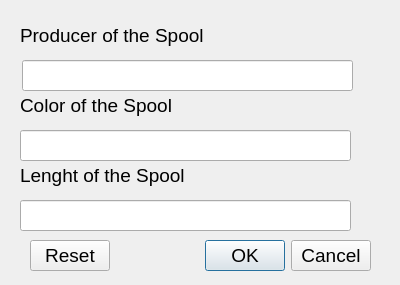
First picture: the form in src/filamux_ui/dialogs/dialog_addSpool.ui, repository Dalachowsky/filamux-ui, before the edit.
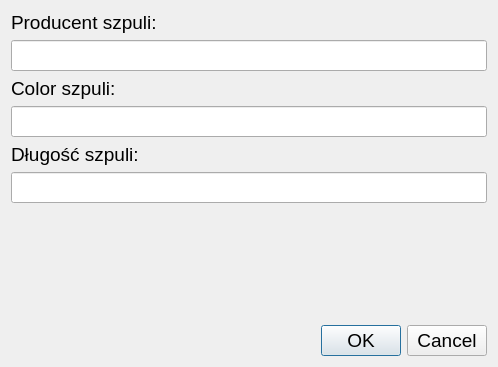
Second picture: the form after the edit.

Commit message: Dodanie reset i braku mozliwosci wpisania str na lenght

What changed in the file:
```diff
--- a/src/filamux_ui/dialogs/dialog_addSpool.ui
+++ b/src/filamux_ui/dialogs/dialog_addSpool.ui
@@ -6,8 +6,8 @@
    <rect>
     <x>0</x>
     <y>0</y>
-    <width>400</width>
-    <height>285</height>
+    <width>498</width>
+    <height>367</height>
    </rect>
   </property>
   <property name="font">
@@ -18,94 +18,115 @@
   <property name="windowTitle">
    <string>Dialog</string>
   </property>
-  <widget class="QDialogButtonBox" name="buttonBox">
-   <property name="geometry">
-    <rect>
-     <x>30</x>
-     <y>240</y>
-     <width>341</width>
-     <height>32</height>
-    </rect>
-   </property>
-   <property name="orientation">
-    <enum>Qt::Horizontal</enum>
-   </property>
-   <property name="standardButtons">
-    <set>QDialogButtonBox::Cancel|QDialogButtonBox::Ok|QDialogButtonBox::Reset</set>
-   </property>
-   <property name="centerButtons">
-    <bool>false</bool>
-   </property>
-  </widget>
-  <widget class="QLabel" name="label2">
-   <property name="geometry">
-    <rect>
-     <x>20</x>
-     <y>90</y>
-     <width>271</width>
-     <height>31</height>
-    </rect>
-   </property>
-   <property name="text">
-    <string>Color of the Spool</string>
-   </property>
-  </widget>
-  <widget class="QLabel" name="label3">
-   <property name="geometry">
-    <rect>
-     <x>20</x>
-     <y>160</y>
-     <width>321</width>
-     <height>31</height>
-    </rect>
-   </property>
-   <property name="text">
-    <string>Lenght of the Spool</string>
-   </property>
-  </widget>
-  <widget class="QLabel" name="label1">
-   <property name="geometry">
-    <rect>
-     <x>20</x>
-     <y>20</y>
-     <width>261</width>
-     <height>31</height>
-    </rect>
-   </property>
-   <property name="text">
-    <string>Producer of the Spool</string>
-   </property>
-  </widget>
-  <widget class="QLineEdit" name="producerOfSpool">
-   <property name="geometry">
-    <rect>
-     <x>22</x>
-     <y>60</y>
-     <width>331</width>
-     <height>31</height>
-    </rect>
-   </property>
-  </widget>
-  <widget class="QLineEdit" name="colorOfSpool">
-   <property name="geometry">
-    <rect>
-     <x>20</x>
-     <y>130</y>
-     <width>331</width>
-     <height>31</height>
-    </rect>
-   </property>
-  </widget>
-  <widget class="QLineEdit" name="lenghtOfSpool">
-   <property name="geometry">
-    <rect>
-     <x>20</x>
-     <y>200</y>
-     <width>331</width>
-     <height>31</height>
-    </rect>
-   </property>
-  </widget>
+  <layout class="QVBoxLayout" name="verticalLayout">
+   <item>
+    <layout class="QHBoxLayout" name="horizontalLayout">
+     <item>
+      <widget class="QLabel" name="label1">
+       <property name="text">
+        <string>Producent szpuli:</string>
+       </property>
+      </widget>
+     </item>
+     <item>
+      <spacer name="horizontalSpacer">
+       <property name="orientation">
+        <enum>Qt::Horizontal</enum>
+       </property>
+       <property name="sizeHint" stdset="0">
+        <size>
+         <width>40</width>
+         <height>20</height>
+        </size>
+       </property>
+      </spacer>
+     </item>
+    </layout>
+   </item>
+   <item>
+    <widget class="QLineEdit" name="producerOfSpool"/>
+   </item>
+   <item>
+    <layout class="QHBoxLayout" name="horizontalLayout_3">
+     <item>
+      <widget class="QLabel" name="label2">
+       <property name="text">
+        <string>Color szpuli:</string>
+       </property>
+      </widget>
+     </item>
+     <item>
+      <spacer name="horizontalSpacer_2">
+       <property name="orientation">
+        <enum>Qt::Horizontal</enum>
+       </property>
+       <property name="sizeHint" stdset="0">
+        <size>
+         <width>40</width>
+         <height>20</height>
+        </size>
+       </property>
+      </spacer>
+     </item>
+    </layout>
+   </item>
+   <item>
+    <widget class="QLineEdit" name="colorOfSpool"/>
+   </item>
+   <item>
+    <layout class="QHBoxLayout" name="horizontalLayout_4">
+     <item>
+      <widget class="QLabel" name="label3">
+       <property name="text">
+        <string>Długość szpuli: </string>
+       </property>
+      </widget>
+     </item>
+     <item>
+      <spacer name="horizontalSpacer_3">
+       <property name="orientation">
+        <enum>Qt::Horizontal</enum>
+       </property>
+       <property name="sizeHint" stdset="0">
+        <size>
+         <width>40</width>
+         <height>20</height>
+        </size>
+       </property>
+      </spacer>
+     </item>
+    </layout>
+   </item>
+   <item>
+    <widget class="QLineEdit" name="lenghtOfSpool"/>
+   </item>
+   <item>
+    <spacer name="verticalSpacer">
+     <property name="orientation">
+      <enum>Qt::Vertical</enum>
+     </property>
+     <property name="sizeHint" stdset="0">
+      <size>
+       <width>20</width>
+       <height>40</height>
+      </size>
+     </property>
+    </spacer>
+   </item>
+   <item>
+    <widget class="QDialogButtonBox" name="buttonBox">
+     <property name="orientation">
+      <enum>Qt::Horizontal</enum>
+     </property>
+     <property name="standardButtons">
+      <set>QDialogButtonBox::Cancel|QDialogButtonBox::Ok</set>
+     </property>
+     <property name="centerButtons">
+      <bool>false</bool>
+     </property>
+    </widget>
+   </item>
+  </layout>
  </widget>
  <resources/>
  <connections>
```
The commit also changes 11 other files.
